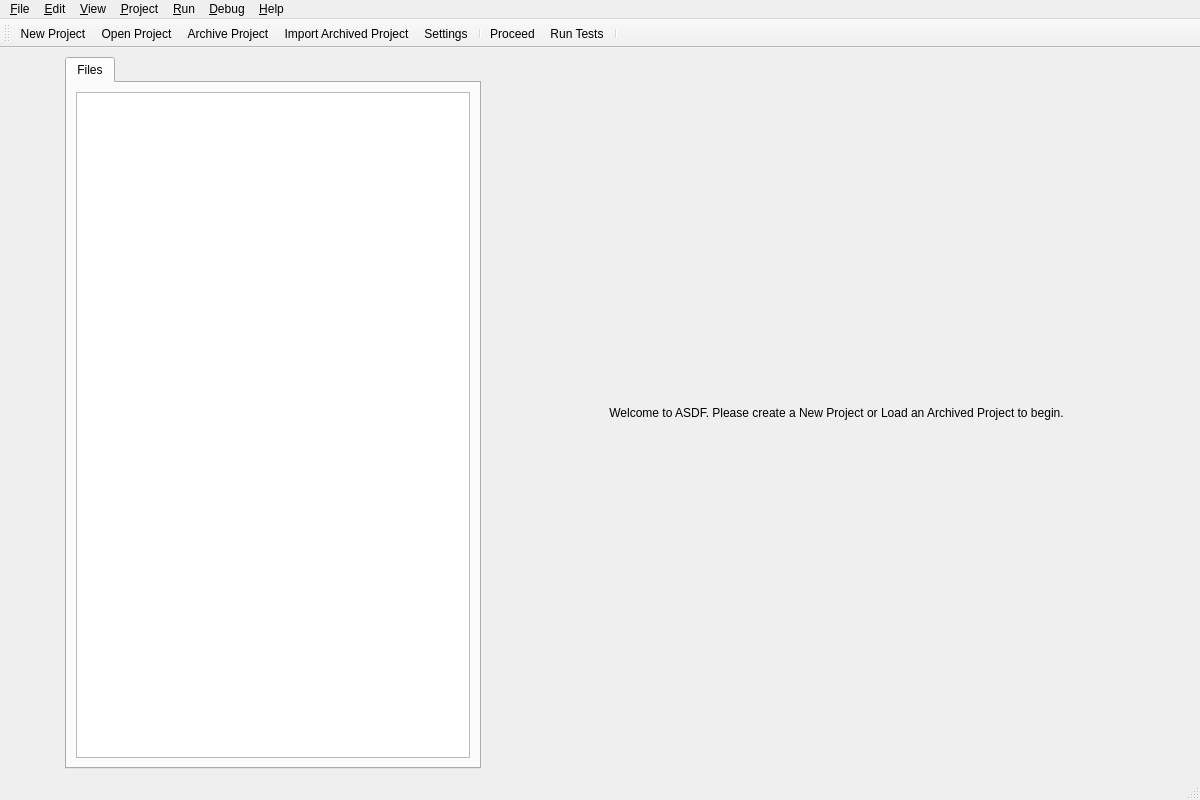
The window that gui/main_window.ui (mariolewis/asdf_factory) describes before a commit, drawn with Qt 5.
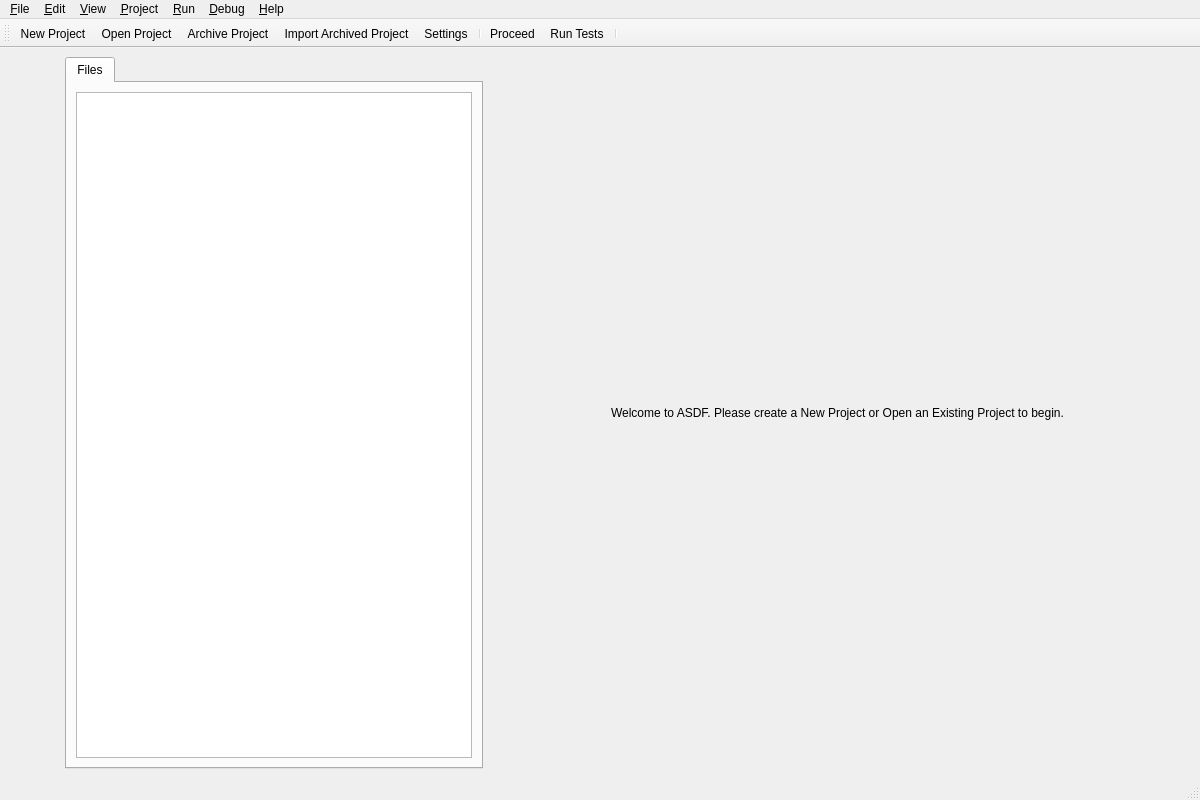
The same window after the commit.

```diff
--- a/gui/main_window.ui
+++ b/gui/main_window.ui
@@ -79,7 +79,7 @@
          <item>
           <widget class="QLabel" name="welcomeLabel">
            <property name="text">
-            <string>Welcome to ASDF. Please create a New Project or Load an Archived Project to begin.</string>
+            <string>Welcome to ASDF. Please create a New Project or Open an Existing Project to begin.</string>
            </property>
            <property name="alignment">
             <set>Qt::AlignCenter</set>
```
